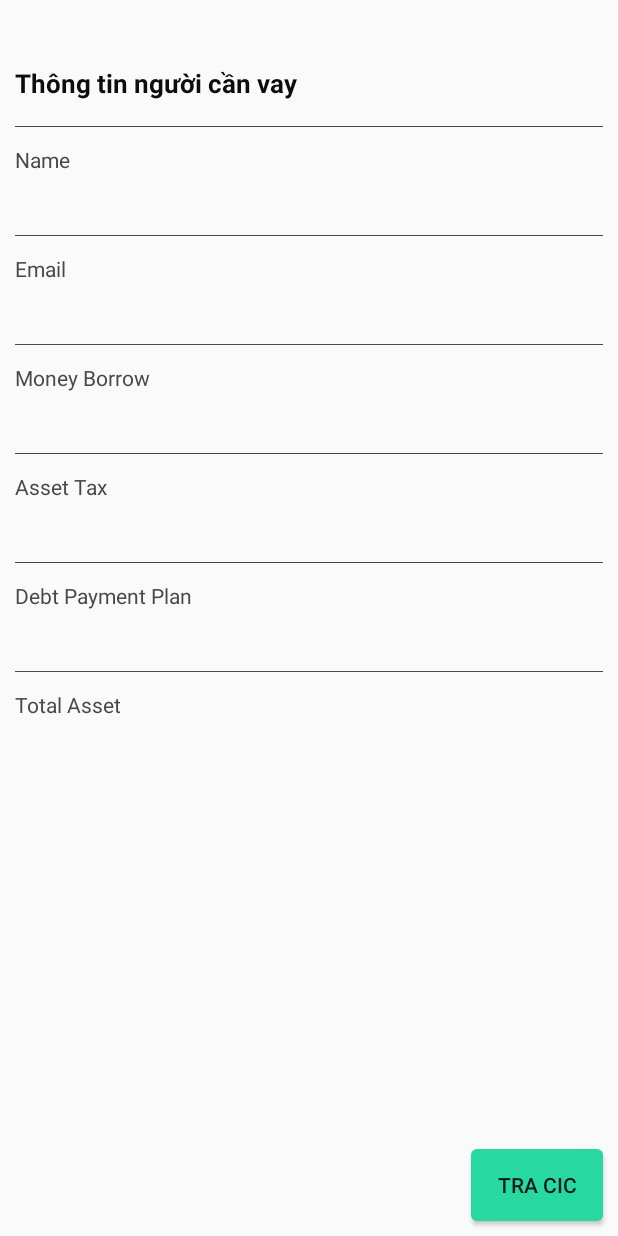
After one commit to thanhtunga6982/Bank-CCID, an Android app: the fragment DetailUserFragment placed in its activity, on a phone screen of 412 x 824 dp. The commit adds this screen. Run offline under Robolectric (Android 15) with nearby library versions, the phone set to English and light mode, and no system bars; our stand-ins replace Firebase (no records; nobody signed in at launch, a user with empty details on screens opened directly), RxJava.

Commit message:
update flow popbackstack and user detail

```diff
--- a/app/build.gradle
+++ b/app/build.gradle
@@ -40,6 +40,10 @@ dependencies {
     implementation 'com.google.firebase:firebase-auth:16.2.0'
     implementation 'com.android.support:cardview-v7:28.0.0'
     implementation 'de.hdodenhof:circleimageview:3.0.0'
+    // Glide
+    implementation('com.github.bumptech.glide:glide:4.8.0') {
+        exclude group: "com.android.support"
+    }
     // Gson
     implementation 'com.google.code.gson:gson:2.8.5'
     testImplementation 'junit:junit:4.12'
--- /dev/null
+++ b/app/src/main/java/com/example/app/bank/AppConstant.kt
@@ -0,0 +1,6 @@
+package com.example.app.bank
+
+object AppConstant {
+    const val TAG_NAME_BORROW_MONEY = "tag_borrow"
+    const val TAG_NAME_LOGIN = "tag_login"
+}
--- a/app/src/main/java/com/example/app/bank/data/model/User.kt
+++ b/app/src/main/java/com/example/app/bank/data/model/User.kt
@@ -10,6 +10,7 @@ import kotlinx.android.parcel.Parcelize
 data class User(
     var key: String = "",
     @SerializedName("id")  var id: String = "",
+    @SerializedName("avatar")  var avatar: String = "",
     @SerializedName("name")  var name: String = "",
     @SerializedName("email") var email: String = "",
     @SerializedName("moneyBorrow") var moneyBorrow: String = "",
--- a/app/src/main/java/com/example/app/bank/extention/Activity.kt
+++ b/app/src/main/java/com/example/app/bank/extention/Activity.kt
@@ -2,6 +2,6 @@ package com.example.app.bank.extention
 
 import android.support.v4.app.FragmentActivity
 
-fun FragmentActivity.popBackStack() {
+fun FragmentActivity.popBackStack(s: String) {
     supportFragmentManager.popBackStack()
 }
--- a/app/src/main/java/com/example/app/bank/main/borrowmoney/list/LendingMoneyFragment.kt
+++ b/app/src/main/java/com/example/app/bank/main/borrowmoney/list/LendingMoneyFragment.kt
@@ -9,6 +9,7 @@ import android.view.ViewGroup
 import com.example.app.bank.R
 import com.example.app.bank.base.BaseFragment
 import com.example.app.bank.data.LocalRepository
+import com.example.app.bank.main.detailUser.DetailUserFragment
 import io.reactivex.android.schedulers.AndroidSchedulers
 import io.reactivex.schedulers.Schedulers
 import kotlinx.android.synthetic.main.lending_money_fragment.*
@@ -41,8 +42,7 @@ class LendingMoneyFragment() : BaseFragment() {
 
     private fun initClick() {
         adapter.userClickListeners = {
-            println("TTTTT$it")
-        //TODO Detail
+            replaceFragment(DetailUserFragment.newInstance(it), true)
         }
     }
 
--- /dev/null
+++ b/app/src/main/java/com/example/app/bank/main/condition/ConditionBorrowViewModel.kt
@@ -0,0 +1,22 @@
+package com.example.app.bank.main.condition
+
+import io.reactivex.Observable
+import io.reactivex.android.schedulers.AndroidSchedulers
+import io.reactivex.schedulers.Schedulers
+import io.reactivex.subjects.BehaviorSubject
+import java.util.concurrent.TimeUnit
+
+class ConditionBorrowViewModel (){
+    internal val timerDelayProgressbar = BehaviorSubject.create<Boolean>()
+
+    init {
+        timerDelayProgressbar.onNext(false)
+        Observable.timer(5000, TimeUnit.MILLISECONDS)
+        .observeOn(AndroidSchedulers.mainThread())
+        .subscribeOn(Schedulers.io())
+        .subscribe ({
+            timerDelayProgressbar.onNext(true)
+        },{})
+
+    }
+}
--- /dev/null
+++ b/app/src/main/java/com/example/app/bank/main/detailUser/DetailUserFragment.kt
@@ -0,0 +1,52 @@
+package com.example.app.bank.main.detailUser
+
+import android.os.Bundle
+import android.view.LayoutInflater
+import android.view.View
+import android.view.ViewGroup
+import com.example.app.bank.R
+import com.example.app.bank.base.BaseFragment
+import com.example.app.bank.data.model.User
+import com.example.app.bank.extention.loadUrl
+import kotlinx.android.synthetic.main.fragment_detail_user.*
+import kotlinx.android.synthetic.main.item_lending_money.*
+import kotlinx.android.synthetic.main.layout_detail_user.*
+
+class DetailUserFragment() : BaseFragment() {
+    companion object {
+        private const val USER_DETAIL = "user_detail"
+        fun newInstance(user: User) = DetailUserFragment().apply {
+            arguments = Bundle().apply {
+                putParcelable(USER_DETAIL, user)
+            }
+        }
+    }
+    private var user = User()
+    override fun onCreateView(inflater: LayoutInflater, container: ViewGroup?, savedInstanceState: Bundle?): View? {
+        arguments?.let {
+            user = it.getParcelable(USER_DETAIL)
+        }
+        return inflater.inflate(R.layout.fragment_detail_user, container, false)
+    }
+
+    override fun onViewCreated(view: View, savedInstanceState: Bundle?) {
+        super.onViewCreated(view, savedInstanceState)
+        initView()
+
+    }
+
+    private fun initView() {
+        with(user){
+            tvNameDetail.text = name
+            tvEmailDetail.text = email
+            tvMoneyDetail.text = moneyBorrow
+            tvAssetTaxDetail.text = assettax
+            tvDebtpaymentplanDetail.text = debtpaymentplan
+            tvTotalAssetDetail.text = totalasset
+        }
+    }
+
+    override fun onBindViewModel() {
+
+    }
+}
--- a/app/src/main/java/com/example/app/bank/main/login/MainBankContainer.kt
+++ b/app/src/main/java/com/example/app/bank/main/login/MainBankContainer.kt
@@ -2,6 +2,7 @@ package com.example.app.bank.main.login
 
 import android.os.Bundle
 import android.view.View
+import com.example.app.bank.AppConstant
 import com.example.app.bank.base.BaseFragmentContainer
 
 class MainBankContainer : BaseFragmentContainer() {
--- /dev/null
+++ b/app/src/main/res/layout/fragment_detail_user.xml
@@ -0,0 +1,24 @@
+<?xml version="1.0" encoding="utf-8"?>
+<android.support.constraint.ConstraintLayout xmlns:android="http://schemas.android.com/apk/res/android"
+                                             android:layout_width="match_parent"
+                                             android:layout_height="match_parent"
+                                             xmlns:app="http://schemas.android.com/apk/res-auto">
+    <ScrollView
+            android:layout_width="match_parent"
+            android:layout_height="0dp"
+            android:layout_marginBottom="10dp">
+        <include layout="@layout/layout_detail_user"/>
+
+
+    </ScrollView>
+    <Button
+            android:id="@+id/btnCIC"
+            android:layout_width="wrap_content"
+            android:layout_height="wrap_content"
+            android:text="Tra CIC"
+            android:layout_marginEnd="10dp"
+            android:layout_marginBottom="10dp"
+            android:background="@drawable/custom_background_btn_app"
+            app:layout_constraintEnd_toEndOf="parent"
+            app:layout_constraintBottom_toBottomOf="parent"/>
+</android.support.constraint.ConstraintLayout>
--- a/app/src/main/res/layout/item_layout_function.xml
+++ b/app/src/main/res/layout/item_layout_function.xml
@@ -171,6 +171,7 @@
                 android:padding="16dp"
                 android:orientation="vertical">
             <ImageView
+                    android:id="@+id/btnSignOut"
                     android:layout_width="80dp"
                     android:layout_height="80dp"
                     android:background="@drawable/ic_exit"/>
--- /dev/null
+++ b/app/src/main/res/layout/layout_detail_user.xml
@@ -0,0 +1,181 @@
+<?xml version="1.0" encoding="utf-8"?>
+<LinearLayout xmlns:android="http://schemas.android.com/apk/res/android"
+              xmlns:tools="http://schemas.android.com/tools"
+              android:layout_width="match_parent"
+              android:layout_height="wrap_content"
+              android:orientation="vertical"
+              android:paddingStart="10dp"
+              android:paddingEnd="10dp">
+
+        <TextView
+                android:id="@+id/tvHeaderTitle"
+                android:layout_width="wrap_content"
+                android:layout_height="wrap_content"
+                android:layout_marginTop="43dp"
+                android:textSize="17dp"
+                android:layout_marginBottom="8dp"
+                android:text="Thông tin người cần vay"
+                android:textStyle="bold"
+                android:textColor="@color/colorBlack"
+                tools:visibility="visible"/>
+
+        <View
+                android:id="@+id/viewMiddleHeaderTitle"
+                android:layout_width="match_parent"
+                android:layout_height="0.5dp"
+                android:layout_marginTop="8.5dp"
+                android:background="@color/colorGray"
+                tools:visibility="visible"/>
+
+        <TextView
+                android:id="@+id/tvNameTitle"
+                android:layout_width="wrap_content"
+                android:layout_height="wrap_content"
+                android:layout_marginTop="12dp"
+                android:text="Name"
+                android:textColor="@color/colorGray"
+                tools:text="Name"/>
+
+        <TextView
+                android:id="@+id/tvNameDetail"
+                android:layout_width="wrap_content"
+                android:layout_height="wrap_content"
+                android:layout_marginTop="8dp"
+                android:textColor="@color/colorBlack"
+                android:layout_marginBottom="13dp"
+                android:lineSpacingExtra="4dp"
+                tools:text="内容"/>
+
+        <View
+                android:id="@+id/viewLineMiddle"
+                android:layout_width="match_parent"
+                android:layout_height="0.5dp"
+                android:background="@color/colorGray"/>
+
+        <!--Item 2-->
+
+        <TextView
+                android:id="@+id/tvEmailTitle"
+                android:layout_width="wrap_content"
+                android:layout_height="wrap_content"
+                android:layout_marginTop="12dp"
+                android:text="Email"
+                android:textColor="@color/colorGray"
+                tools:text="Email"/>
+
+        <TextView
+                android:id="@+id/tvEmailDetail"
+                android:layout_width="wrap_content"
+                android:layout_height="wrap_content"
+                android:layout_marginTop="8dp"
+                android:textColor="@color/colorBlack"
+                android:layout_marginBottom="13dp"
+                android:lineSpacingExtra="4dp"
+                tools:text="内容"/>
+
+        <View
+                android:id="@+id/viewLineEmail"
+                android:layout_width="match_parent"
+                android:layout_height="0.5dp"
+                android:background="@color/colorGray"/>
+
+        <!--Item Money-->
+        <TextView
+                android:id="@+id/tvMoneyTitle"
+                android:layout_width="wrap_content"
+                android:layout_height="wrap_content"
+                android:layout_marginTop="12dp"
+                android:text="Money Borrow"
+                android:textColor="@color/colorGray"
+                tools:text="Money Borrow"/>
+
+        <TextView
+                android:id="@+id/tvMoneyDetail"
+                android:layout_width="wrap_content"
+                android:layout_height="wrap_content"
+                android:layout_marginTop="8dp"
+                android:textColor="@color/colorBlack"
+                android:layout_marginBottom="13dp"
+                android:lineSpacingExtra="4dp"
+                tools:text="2,000,000"/>
+
+        <View
+                android:id="@+id/viewLineMoney"
+                android:layout_width="match_parent"
+                android:layout_height="0.5dp"
+                android:background="@color/colorGray"/>
+
+        <!--Item Assettax-->
+        <TextView
+                android:id="@+id/tvAssetTax"
+                android:layout_width="wrap_content"
+                android:layout_height="wrap_content"
+                android:layout_marginTop="12dp"
+                android:text="Asset Tax"
+                android:textColor="@color/colorGray"
+                tools:text="Money Borrow"/>
+
+        <TextView
+                android:id="@+id/tvAssetTaxDetail"
+                android:layout_width="wrap_content"
+                android:layout_height="wrap_content"
+                android:layout_marginTop="8dp"
+                android:textColor="@color/colorBlack"
+                android:layout_marginBottom="13dp"
+                android:lineSpacingExtra="4dp"
+                tools:text="2,000,000"/>
+
+        <View
+                android:id="@+id/viewLineAssetTax"
+                android:layout_width="match_parent"
+                android:layout_height="0.5dp"
+                android:background="@color/colorGray"/>
+
+        <!--Item Assettax-->
+        <TextView
+                android:id="@+id/tvDebtpaymentplan"
+                android:layout_width="wrap_content"
+                android:layout_height="wrap_content"
+                android:layout_marginTop="12dp"
+                android:text="Debt Payment Plan"
+                android:textColor="@color/colorGray"
+                tools:text="Debt Payment Plan"/>
+
+        <TextView
+                android:id="@+id/tvDebtpaymentplanDetail"
+                android:layout_width="wrap_content"
+                android:layout_height="wrap_content"
+                android:layout_marginTop="8dp"
+                android:textColor="@color/colorBlack"
+                android:layout_marginBottom="13dp"
+                android:lineSpacingExtra="4dp"
+                tools:text="2,000,000"/>
+
+        <View
+                android:id="@+id/viewLineDebtpaymentplan"
+                android:layout_width="match_parent"
+                android:layout_height="0.5dp"
+                android:background="@color/colorGray"/>
+
+        <!--Item total asset-->
+        <TextView
+                android:id="@+id/tvTotalAsset"
+                android:layout_width="wrap_content"
+                android:layout_height="wrap_content"
+                android:layout_marginTop="12dp"
+                android:text="Total Asset"
+                android:textColor="@color/colorGray"
+                tools:text="Total Asset"/>
+
+        <TextView
+                android:id="@+id/tvTotalAssetDetail"
+                android:layout_width="wrap_content"
+                android:layout_height="wrap_content"
+                android:layout_marginTop="8dp"
+                android:textColor="@color/colorBlack"
+                android:layout_marginBottom="13dp"
+                android:lineSpacingExtra="4dp"
+                tools:text="2,000,000"/>
+
+
+</LinearLayout>
```
Also changed, not shown: app/src/main/java/com/example/app/bank/MainActivity.kt (+8 -2 lines), app/src/main/java/com/example/app/bank/base/BaseFragment.kt (+12 -1 lines), app/src/main/java/com/example/app/bank/extention/ImageView.kt (added, +12 -0 lines), app/src/main/java/com/example/app/bank/main/borrowmoney/borrow/ConditionBorrowMoney.kt (deleted, +0 -47 lines), app/src/main/java/com/example/app/bank/main/condition/ConditionBorrowMoney.kt (added, +75 -0 lines), app/src/main/java/com/example/app/bank/main/login/LoginFragment.kt (+6 -4 lines), app/src/main/res/layout/fragment_condition_borrow_money.xml (+11 -1 lines), app/src/main/res/layout/item_lending_money.xml (+22 -3 lines).
